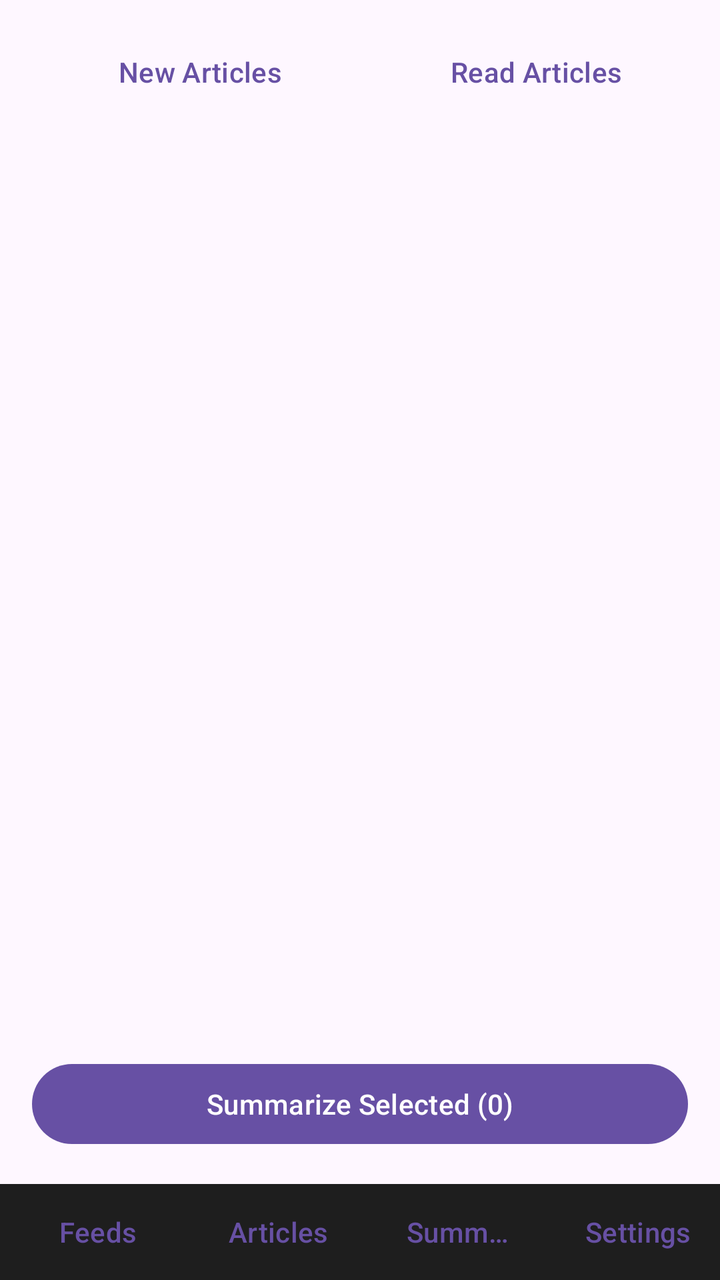
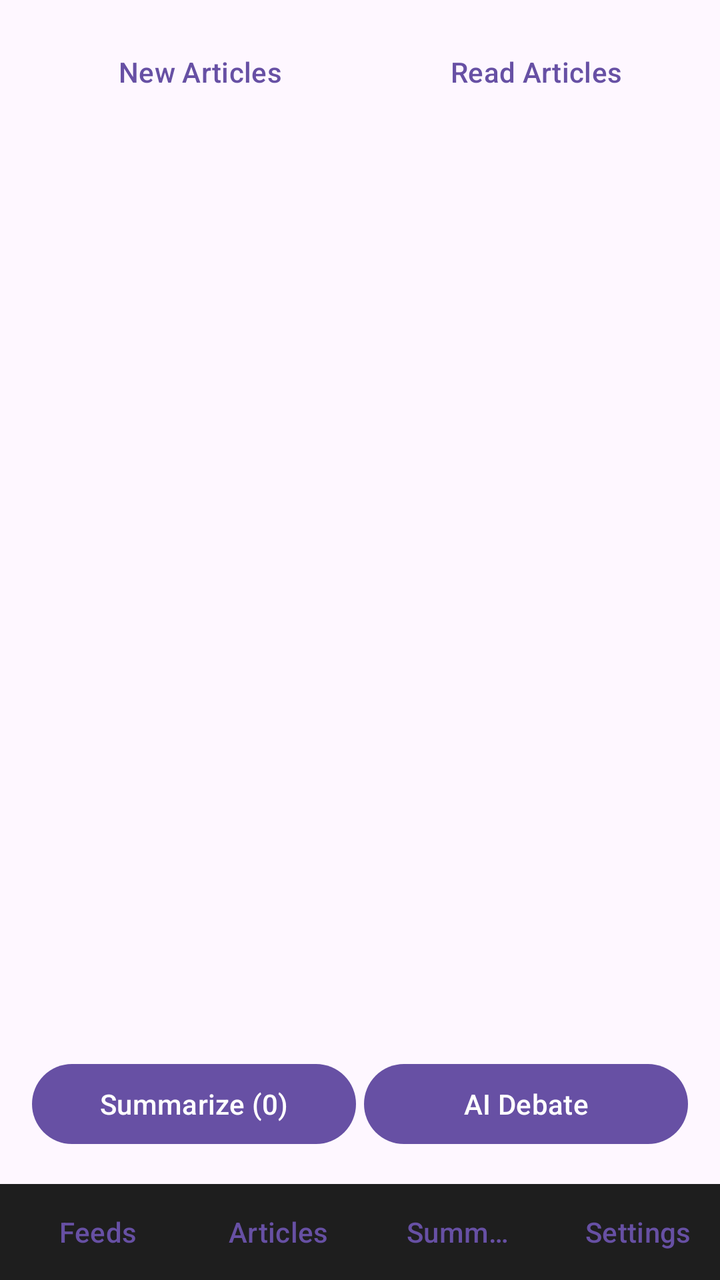

Two renders of the same Android screen: before a commit and after it. Below are the layout's source before the change and the commit's diff.
<!-- AndroidManifest.xml: application theme Theme.Material3.DayNight.NoActionBar -->
<!-- res/layout/activity_main.xml -->
<?xml version="1.0" encoding="utf-8"?>
<RelativeLayout xmlns:android="http://schemas.android.com/apk/res/android"
    android:layout_width="match_parent"
    android:layout_height="match_parent">

    
    <LinearLayout
        android:id="@+id/viewFeeds"
        android:layout_width="match_parent"
        android:layout_height="match_parent"
        android:layout_above="@id/bottomNav"
        android:orientation="vertical"
        android:padding="16dp"
        android:visibility="gone">

        <TextView
            android:layout_width="wrap_content"
            android:layout_height="wrap_content"
            android:text="RSS Subscriptions"
            android:textSize="20sp"
            android:textStyle="bold" />

        <LinearLayout
            android:layout_width="match_parent"
            android:layout_height="wrap_content"
            android:orientation="horizontal"
            android:layout_marginTop="12dp">

            <EditText
                android:id="@+id/inputFeedUrl"
                android:layout_width="0dp"
                android:layout_height="wrap_content"
                android:layout_weight="1"
                android:hint="Add Feed URL..." />

            <Button
                android:id="@+id/btnAddFeed"
                android:layout_width="wrap_content"
                android:layout_height="wrap_content"
                android:text="Add" />
        </LinearLayout>

        <ListView
            android:id="@+id/listFeeds"
            android:layout_width="match_parent"
            android:layout_height="match_parent"
            android:layout_marginTop="12dp" />
    </LinearLayout>

    
    <RelativeLayout
        android:id="@+id/viewArticles"
        android:layout_width="match_parent"
        android:layout_height="match_parent"
        android:layout_above="@id/bottomNav"
        android:padding="12dp">

        <LinearLayout
            android:id="@+id/articleHeader"
            android:layout_width="match_parent"
            android:layout_height="wrap_content"
            android:orientation="horizontal">

            <Button
                android:id="@+id/btnTabNew"
                style="?android:attr/buttonBarButtonStyle"
                android:layout_width="0dp"
                android:layout_height="wrap_content"
                android:layout_weight="1"
                android:text="New Articles" />

            <Button
                android:id="@+id/btnTabRead"
                style="?android:attr/buttonBarButtonStyle"
                android:layout_width="0dp"
                android:layout_height="wrap_content"
                android:layout_weight="1"
                android:text="Read Articles" />
        </LinearLayout>

        <TextView
            android:id="@+id/statusText"
            android:layout_width="match_parent"
            android:layout_height="wrap_content"
            android:layout_below="@id/articleHeader"
            android:textStyle="italic" />

        <androidx.recyclerview.widget.RecyclerView
            android:id="@+id/recyclerArticles"
            android:layout_width="match_parent"
            android:layout_height="match_parent"
            android:layout_below="@id/statusText"
            android:layout_above="@id/layoutAiBar"
            android:layout_marginTop="8dp" />

        <LinearLayout
            android:id="@+id/layoutAiBar"
            android:layout_width="match_parent"
            android:layout_height="wrap_content"
            android:layout_alignParentBottom="true"
            android:orientation="horizontal"
            android:padding="4dp">

            <Button
                android:id="@+id/btnSummarizeSelected"
                android:layout_width="match_parent"
                android:layout_height="wrap_content"
                android:text="Summarize Selected (0)" />
        </LinearLayout>
    </RelativeLayout>

    
    <LinearLayout
        android:id="@+id/viewReader"
        android:layout_width="match_parent"
        android:layout_height="match_parent"
        android:layout_above="@id/bottomNav"
        android:orientation="vertical"
        android:padding="16dp"
        android:visibility="gone">

        <LinearLayout
            android:layout_width="match_parent"
            android:layout_height="wrap_content"
            android:orientation="horizontal">

            <Button
                android:id="@+id/btnBackToArticles"
                android:layout_width="wrap_content"
                android:layout_height="wrap_content"
                android:text="Back" />

            <Button
                android:id="@+id/btnReadFullArticleAloud"
                android:layout_width="wrap_content"
                android:layout_height="wrap_content"
                android:layout_marginStart="8dp"
                android:text="🔊 Read Aloud" />
        </LinearLayout>

        <TextView
            android:id="@+id/readerTitle"
            android:layout_width="match_parent"
            android:layout_height="wrap_content"
            android:textSize="20sp"
            android:textStyle="bold"
            android:layout_marginTop="12dp" />

        <ScrollView
            android:layout_width="match_parent"
            android:layout_height="match_parent"
            android:layout_marginTop="12dp">

            <TextView
                android:id="@+id/readerContent"
                android:layout_width="match_parent"
                android:layout_height="wrap_content"
                android:textSize="16sp"
                android:lineSpacingExtra="4dp" />
        </ScrollView>
    </LinearLayout>

    
    <RelativeLayout
        android:id="@+id/viewSummaries"
        android:layout_width="match_parent"
        android:layout_height="match_parent"
        android:layout_above="@id/bottomNav"
        android:padding="16dp"
        android:visibility="gone">

        <LinearLayout
            android:id="@+id/summaryHeader"
            android:layout_width="match_parent"
            android:layout_height="wrap_content"
            android:orientation="horizontal">

            <Button
                android:id="@+id/btnBackToSummariesList"
                android:layout_width="wrap_content"
                android:layout_height="wrap_content"
                android:text="Back"
                android:visibility="gone" />

            <TextView
                android:id="@+id/summaryHeaderTitle"
                android:layout_width="0dp"
                android:layout_height="wrap_content"
                android:layout_weight="1"
                android:text="Saved Summaries"
                android:textSize="20sp"
                android:textStyle="bold"
                android:layout_gravity="center_vertical"
                android:layout_marginStart="8dp" />

            <Button
                android:id="@+id/btnSpeakSummaryTab"
                android:layout_width="wrap_content"
                android:layout_height="wrap_content"
                android:text="🔊 Read"
                android:visibility="gone" />
        </LinearLayout>

        <ProgressBar
            android:id="@+id/summaryProgressBar"
            android:layout_width="wrap_content"
            android:layout_height="wrap_content"
            android:layout_centerInParent="true"
            android:visibility="gone" />

        
        <ListView
            android:id="@+id/listSummaries"
            android:layout_width="match_parent"
            android:layout_height="match_parent"
            android:layout_below="@id/summaryHeader"
            android:layout_marginTop="12dp" />

        
        <ScrollView
            android:id="@+id/scrollSummaryDetail"
            android:layout_width="match_parent"
            android:layout_height="match_parent"
            android:layout_below="@id/summaryHeader"
            android:layout_marginTop="12dp"
            android:visibility="gone">

            <TextView
                android:id="@+id/textSummaryOutput"
                android:layout_width="match_parent"
                android:layout_height="wrap_content"
                android:textSize="15sp"
                android:lineSpacingExtra="3dp" />
        </ScrollView>
    </RelativeLayout>

    
    <ScrollView
        android:id="@+id/viewSettings"
        android:layout_width="match_parent"
        android:layout_height="match_parent"
        android:layout_above="@id/bottomNav"
        android:padding="16dp"
        android:visibility="gone">

        <LinearLayout
            android:layout_width="match_parent"
            android:layout_height="wrap_content"
            android:orientation="vertical">

            <TextView
                android:layout_width="wrap_content"
                android:layout_height="wrap_content"
                android:text="Settings"
                android:textSize="20sp"
                android:textStyle="bold" />

            <EditText
                android:id="@+id/inputApiKey"
                android:layout_width="match_parent"
                android:layout_height="wrap_content"
                android:hint="OpenRouter API Key (sk-or-...)"
                android:inputType="textPassword"
                android:layout_marginTop="16dp" />

            <Button
                android:id="@+id/btnSaveApiKey"
                android:layout_width="wrap_content"
                android:layout_height="wrap_content"
                android:text="Save API Key" />

            <Switch
                android:id="@+id/switchAi"
                android:layout_width="match_parent"
                android:layout_height="wrap_content"
                android:text="Enable AI Actions"
                android:layout_marginTop="20dp" />

            <Switch
                android:id="@+id/switchAutoMarkRead"
                android:layout_width="match_parent"
                android:layout_height="wrap_content"
                android:text="Auto Mark Articles as Read when Summarized"
                android:layout_marginTop="16dp" />

            <TextView
                android:layout_width="wrap_content"
                android:layout_height="wrap_content"
                android:text="Keep Read Articles For"
                android:layout_marginTop="16dp" />

            <Spinner
                android:id="@+id/spinnerRetention"
                android:layout_width="match_parent"
                android:layout_height="wrap_content"
                android:layout_marginTop="8dp" />

            <TextView
                android:layout_width="wrap_content"
                android:layout_height="wrap_content"
                android:text="AI Output Target Language"
                android:layout_marginTop="16dp" />

            <Spinner
                android:id="@+id/spinnerLanguage"
                android:layout_width="match_parent"
                android:layout_height="wrap_content"
                android:layout_marginTop="8dp" />

            <TextView
                android:layout_width="wrap_content"
                android:layout_height="wrap_content"
                android:text="Select TTS Voice Engine"
                android:layout_marginTop="16dp" />

            <Spinner
                android:id="@+id/spinnerTtsVoice"
                android:layout_width="match_parent"
                android:layout_height="wrap_content"
                android:layout_marginTop="8dp" />
        </LinearLayout>
    </ScrollView>

    
    <LinearLayout
        android:id="@+id/bottomNav"
        android:layout_width="match_parent"
        android:layout_height="wrap_content"
        android:layout_alignParentBottom="true"
        android:orientation="horizontal"
        android:background="#1E1E1E">

        <Button
            android:id="@+id/navFeeds"
            style="?android:attr/buttonBarButtonStyle"
            android:layout_width="0dp"
            android:layout_height="wrap_content"
            android:layout_weight="1"
            android:text="Feeds" />

        <Button
            android:id="@+id/navArticles"
            style="?android:attr/buttonBarButtonStyle"
            android:layout_width="0dp"
            android:layout_height="wrap_content"
            android:layout_weight="1"
            android:text="Articles" />

        <Button
            android:id="@+id/navSummaries"
            style="?android:attr/buttonBarButtonStyle"
            android:layout_width="0dp"
            android:layout_height="wrap_content"
            android:layout_weight="1"
            android:text="Summaries" />

        <Button
            android:id="@+id/navSettings"
            style="?android:attr/buttonBarButtonStyle"
            android:layout_width="0dp"
            android:layout_height="wrap_content"
            android:layout_weight="1"
            android:text="Settings" />
    </LinearLayout>

</RelativeLayout>
<!-- resources referenced by this layout -->
<resources>

</resources>

<!-- the commit's change to res/layout/activity_main.xml (unified diff, before → after) -->
@@ -20,6 +20,14 @@
             android:textSize="20sp"
             android:textStyle="bold" />
 
+        <TextView
+            android:layout_width="wrap_content"
+            android:layout_height="wrap_content"
+            android:text="Tip: Long-press a feed URL to remove it."
+            android:textSize="12sp"
+            android:textColor="#888888"
+            android:layout_marginTop="4dp" />
+
         <LinearLayout
             android:layout_width="match_parent"
             android:layout_height="wrap_content"
@@ -103,9 +111,18 @@
 
             <Button
                 android:id="@+id/btnSummarizeSelected"
-                android:layout_width="match_parent"
-                android:layout_height="wrap_content"
-                android:text="Summarize Selected (0)" />
+                android:layout_width="0dp"
+                android:layout_height="wrap_content"
+                android:layout_weight="1"
+                android:text="Summarize (0)" />
+
+            <Button
+                android:id="@+id/btnDebateSelected"
+                android:layout_width="0dp"
+                android:layout_height="wrap_content"
+                android:layout_weight="1"
+                android:layout_marginStart="4dp"
+                android:text="AI Debate" />
         </LinearLayout>
     </RelativeLayout>
 
@@ -208,7 +225,6 @@
             android:layout_centerInParent="true"
             android:visibility="gone" />
 
-        
         <ListView
             android:id="@+id/listSummaries"
             android:layout_width="match_parent"
@@ -216,7 +232,6 @@
             android:layout_below="@id/summaryHeader"
             android:layout_marginTop="12dp" />
 
-        
         <ScrollView
             android:id="@+id/scrollSummaryDetail"
             android:layout_width="match_parent"
@@ -280,8 +295,32 @@
                 android:id="@+id/switchAutoMarkRead"
                 android:layout_width="match_parent"
                 android:layout_height="wrap_content"
-                android:text="Auto Mark Articles as Read when Summarized"
-                android:layout_marginTop="16dp" />
+                android:text="Auto Mark Articles as Read when Processed"
+                android:layout_marginTop="16dp" />
+
+            <TextView
+                android:layout_width="wrap_content"
+                android:layout_height="wrap_content"
+                android:text="Summary Length / Detail Depth"
+                android:layout_marginTop="16dp" />
+
+            <Spinner
+                android:id="@+id/spinnerDepth"
+                android:layout_width="match_parent"
+                android:layout_height="wrap_content"
+                android:layout_marginTop="8dp" />
+
+            <TextView
+                android:layout_width="wrap_content"
+                android:layout_height="wrap_content"
+                android:text="AI Debate Perspective / Tone"
+                android:layout_marginTop="16dp" />
+
+            <Spinner
+                android:id="@+id/spinnerDebateTone"
+                android:layout_width="match_parent"
+                android:layout_height="wrap_content"
+                android:layout_marginTop="8dp" />
 
             <TextView
                 android:layout_width="wrap_content"
